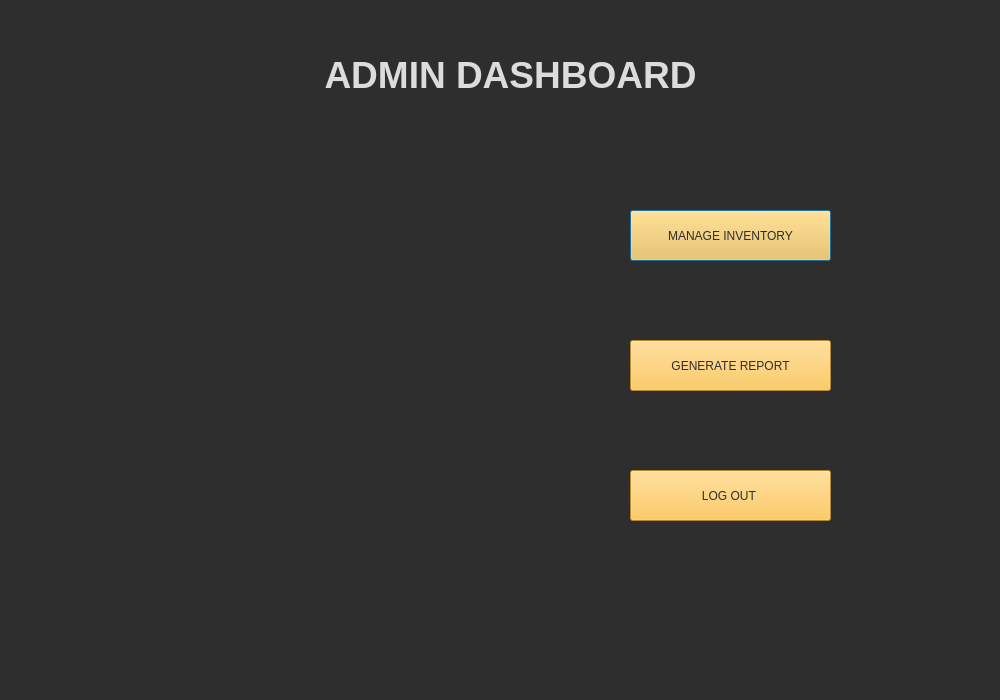
First picture: the form in admin_dash.ui, repository mesum-abbas/Canteen_Managment_System, before the edit.
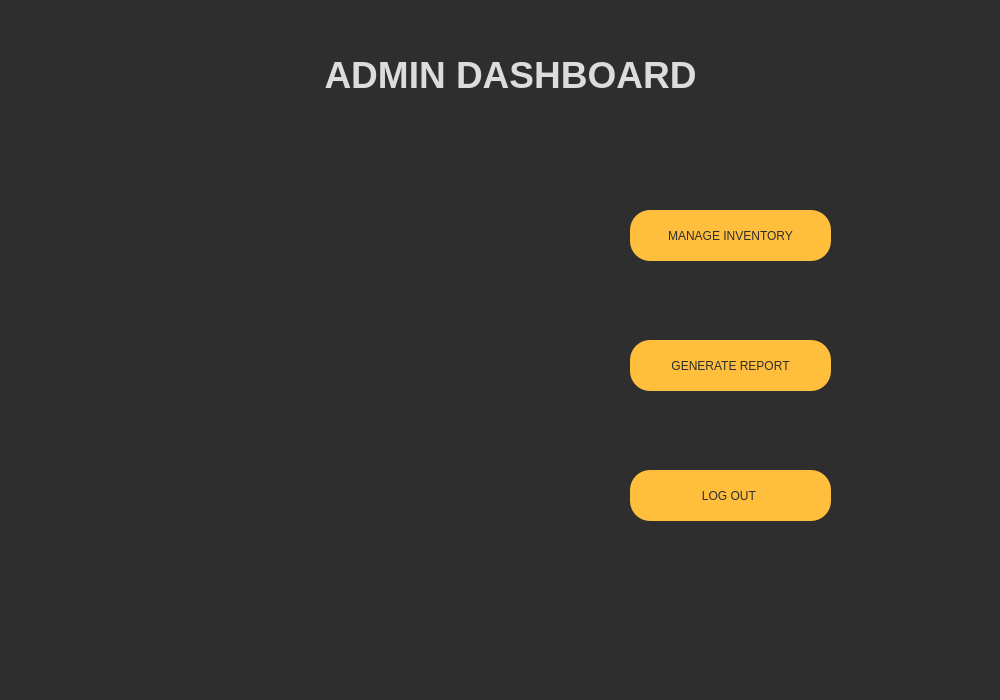
Second picture: the form after the edit. Icons and pictures are not drawn.

Diff of the .ui file:
```diff
--- a/admin_dash.ui
+++ b/admin_dash.ui
@@ -48,7 +48,9 @@
     <string notr="true">font: 12pt &quot;Segoe UI&quot;;
 font: 12pt &quot;Segoe UI&quot;;
 background-color: rgb(255, 191, 60);
-color: rgb(46, 46, 46);</string>
+color: rgb(46, 46, 46);
+color: rgb(46, 46, 46);
+border-radius:20px;</string>
    </property>
    <property name="text">
     <string>MANAGE INVENTORY</string>
@@ -68,7 +70,8 @@
 font: 12pt &quot;Segoe UI&quot;;
 background-color: rgb(255, 191, 60);
 color: rgb(46, 46, 46);
-</string>
+color: rgb(46, 46, 46);
+border-radius:20px;</string>
    </property>
    <property name="text">
     <string>GENERATE REPORT</string>
@@ -87,7 +90,9 @@
     <string notr="true">font: 12pt &quot;Segoe UI&quot;;
 font: 12pt &quot;Segoe UI&quot;;
 background-color: rgb(255, 191, 60);
-color: rgb(46, 46, 46);</string>
+color: rgb(46, 46, 46);
+color: rgb(46, 46, 46);
+border-radius:20px;</string>
    </property>
    <property name="text">
     <string>LOG OUT </string>
```
